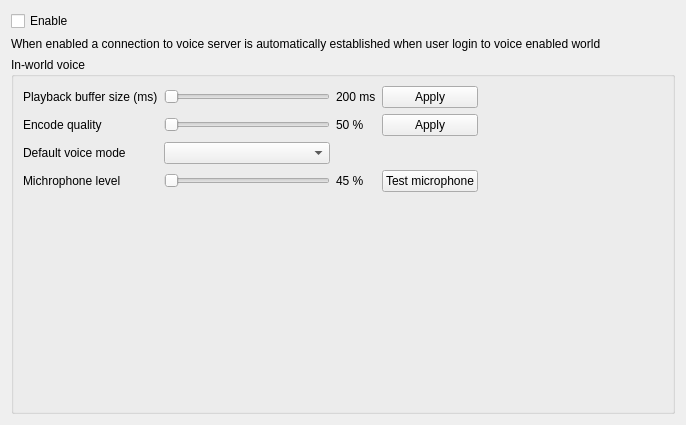
Above: MumbleVoipModule/ui/VoiceSettings.ui from realXtend/tundra before the change. Below: the same form after it.
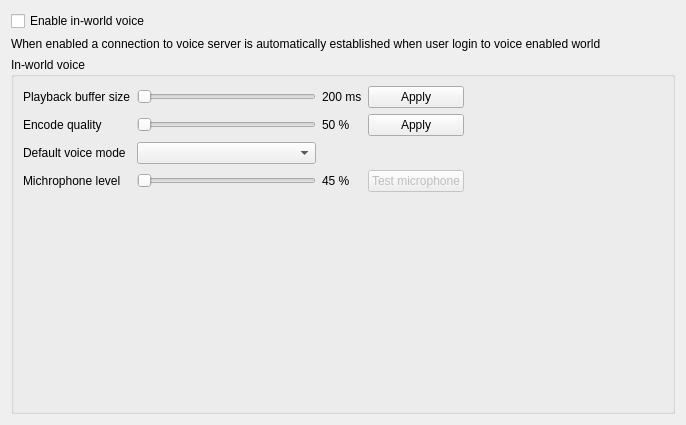
That is the form after the change.

Commit message: Mumble voip settings: playback buffer size, encoding quality, default voice mode works now.

What changed in the file:
```diff
--- a/MumbleVoipModule/ui/VoiceSettings.ui
+++ b/MumbleVoipModule/ui/VoiceSettings.ui
@@ -19,7 +19,7 @@
      <item>
       <widget class="QCheckBox" name="enabledCheckBox">
        <property name="text">
-        <string>Enable</string>
+        <string>Enable in-world voice</string>
        </property>
       </widget>
      </item>
@@ -49,7 +49,7 @@
               <item row="1" column="0">
                <widget class="QLabel" name="label_8">
                 <property name="text">
-                 <string>Playback buffer size (ms)</string>
+                 <string>Playback buffer size</string>
                 </property>
                </widget>
               </item>
@@ -152,9 +152,18 @@
               </item>
               <item row="7" column="4">
                <widget class="QPushButton" name="testMicrophoneButton">
+                <property name="enabled">
+                 <bool>false</bool>
+                </property>
                 <property name="text">
                  <string>Test microphone</string>
                 </property>
+                <property name="checkable">
+                 <bool>false</bool>
+                </property>
+                <property name="flat">
+                 <bool>false</bool>
+                </property>
                </widget>
               </item>
               <item row="1" column="4">
```
The commit also changes 9 other files.
